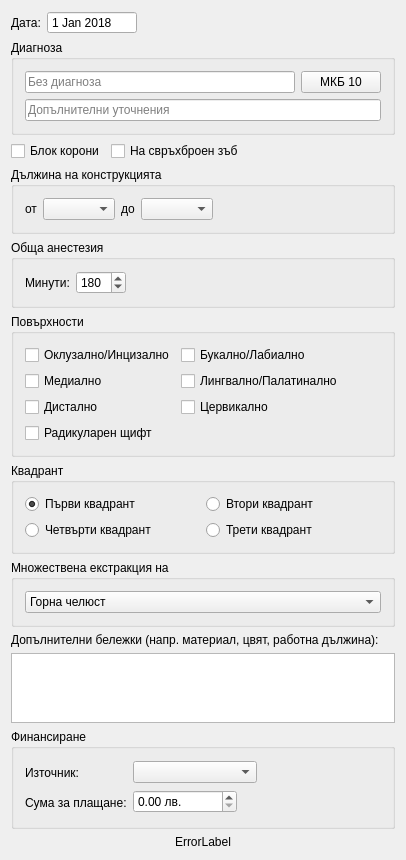
The window that src/View/SubWidgets/ProcedureInput.ui (thefinalcutbg/DinoDent) describes before a commit, drawn with Qt 5.
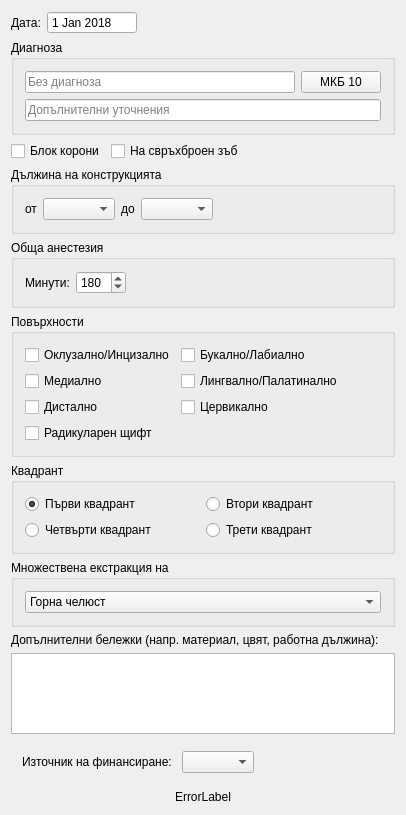
The same window after the commit. Custom widgets are drawn as their Qt base class.

The edit to the form file:
```diff
--- a/src/View/SubWidgets/ProcedureInput.ui
+++ b/src/View/SubWidgets/ProcedureInput.ui
@@ -500,43 +500,19 @@
     </widget>
    </item>
    <item>
-    <widget class="QGroupBox" name="priceGroup">
-     <property name="minimumSize">
-      <size>
-       <width>0</width>
-       <height>100</height>
-      </size>
-     </property>
-     <property name="title">
-      <string>Финансиране</string>
-     </property>
-     <layout class="QHBoxLayout" name="horizontalLayout_11">
-      <item>
-       <layout class="QVBoxLayout" name="verticalLayout_9">
-        <item>
-         <widget class="QLabel" name="label_5">
-          <property name="text">
-           <string>Източник:</string>
-          </property>
-         </widget>
-        </item>
-        <item>
-         <widget class="QLabel" name="label_2">
-          <property name="text">
-           <string>Сума за плащане:</string>
-          </property>
-         </widget>
-        </item>
-       </layout>
-      </item>
-      <item>
-       <layout class="QVBoxLayout" name="verticalLayout_7">
-        <item>
+    <widget class="QFrame" name="priceGroup">
          <layout class="QHBoxLayout" name="horizontalLayout_7">
+      <item>
+       <widget class="QLabel" name="label_5">
+        <property name="text">
+         <string>Източник на финансиране: </string>
+        </property>
+       </widget>
+      </item>
           <item>
            <widget class="QComboBox" name="financingCombo">
             <property name="sizePolicy">
-             <sizepolicy hsizetype="Expanding" vsizetype="Fixed">
+         <sizepolicy hsizetype="Preferred" vsizetype="Fixed">
               <horstretch>0</horstretch>
               <verstretch>0</verstretch>
              </sizepolicy>
@@ -547,33 +523,6 @@
            </widget>
           </item>
           <item>
-           <spacer name="horizontalSpacer_7">
-            <property name="orientation">
-             <enum>Qt::Orientation::Horizontal</enum>
-            </property>
-            <property name="sizeHint" stdset="0">
-             <size>
-              <width>40</width>
-              <height>20</height>
-             </size>
-            </property>
-           </spacer>
-          </item>
-         </layout>
-        </item>
-        <item>
-         <layout class="QHBoxLayout" name="horizontalLayout_10">
-          <item>
-           <widget class="QDoubleSpinBox" name="priceSpin">
-            <property name="suffix">
-             <string> лв.</string>
-            </property>
-            <property name="maximum">
-             <double>100000.000000000000000</double>
-            </property>
-           </widget>
-          </item>
-          <item>
            <spacer name="horizontalSpacer_5">
             <property name="orientation">
              <enum>Qt::Orientation::Horizontal</enum>
@@ -585,10 +534,6 @@
              </size>
             </property>
            </spacer>
-          </item>
-         </layout>
-        </item>
-       </layout>
       </item>
      </layout>
     </widget>
```
Lines whose indentation alone changed are shown as unchanged.
